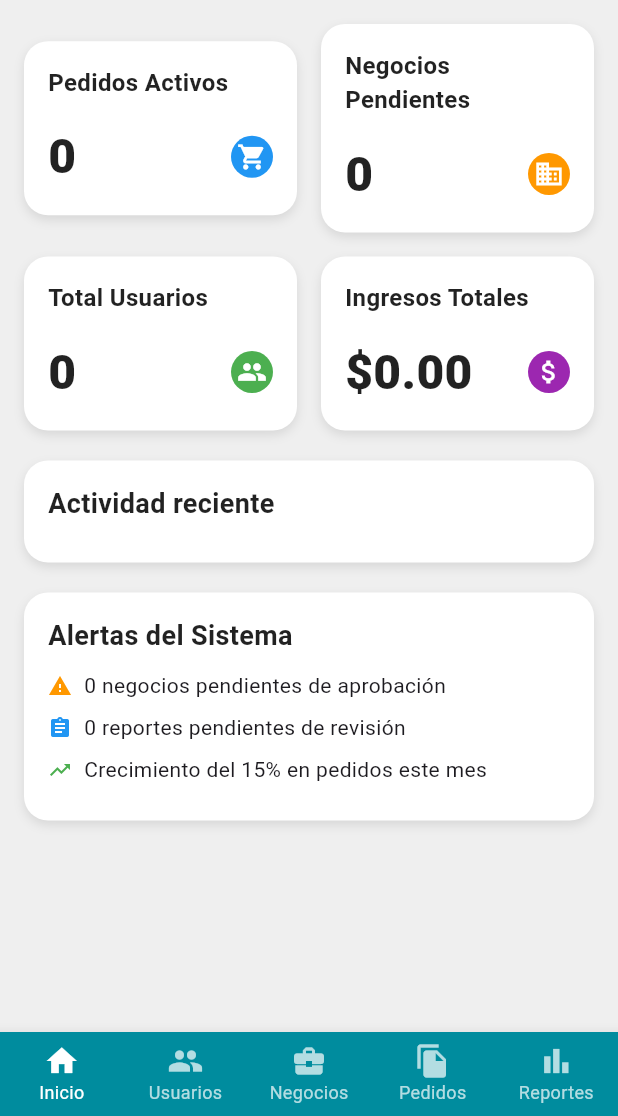
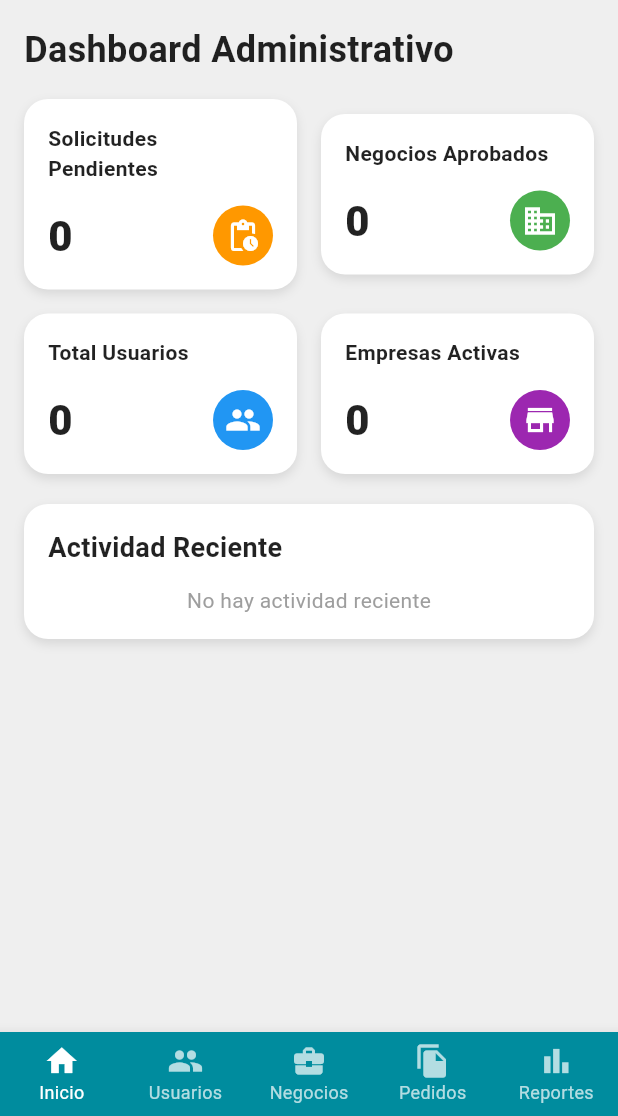
Before and after one commit to Johan11B/SuperFast, a Flutter app: the AdminPanel screen opened directly, on a phone screen of 412 x 824 dp, the part 120-1236 px from its top. Run offline on Flutter 3.47's test engine with Material 3 defaults, Android fonts, the phone set to English and light mode, and no system bars; our stand-ins replace cloud_firestore, firebase_auth, firebase_core, google_sign_in; accounts and stored records are empty.

Commit message:
Se puede aprobar empresas

```diff
--- a/lib/presentation/screens/admin/admin_panel.dart
+++ b/lib/presentation/screens/admin/admin_panel.dart
@@ -1,3 +1,4 @@
+// lib/presentation/screens/admin/admin_panel.dart
 import 'package:flutter/material.dart';
 import 'package:provider/provider.dart';
 import '../../viewmodels/admin_viewmodel.dart';
@@ -25,8 +26,9 @@ class _AdminPanelState extends State<AdminPanel> {
   @override
   void initState() {
     super.initState();
-    // Cargar datos del dashboard al iniciar
+    // Cargar datos del dashboard al iniciar - MEJORADO
     WidgetsBinding.instance.addPostFrameCallback((_) {
+      print('🚀 AdminPanel iniciado - Cargando datos...');
       context.read<AdminViewModel>().loadDashboardData();
     });
   }
@@ -77,11 +79,11 @@ class _AdminPanelState extends State<AdminPanel> {
                 ),
               ),
 
-              // Iconos (Lado Derecho) - CORREGIDO
+              // Iconos (Lado Derecho)
               Row(
                 mainAxisSize: MainAxisSize.min,
                 children: [
-                  // Icono de Analytics (Performance) - MÁS PEQUEÑO
+                  // Icono de Analytics (Performance)
                   IconButton(
                     icon: const Icon(Icons.analytics, color: Colors.white, size: 22),
                     onPressed: () {
@@ -90,7 +92,7 @@ class _AdminPanelState extends State<AdminPanel> {
                         MaterialPageRoute(builder: (_) => const PerformanceResultsPage()),
                       );
                     },
-                    tooltip: 'Rendimiento', // Texto al mantener presionado
+                    tooltip: 'Rendimiento',
                   ),
                   // Icono de Ajustes
                   IconButton(
@@ -116,7 +118,16 @@ class _AdminPanelState extends State<AdminPanel> {
 
       // Body con diferentes pantallas según el índice
       body: adminViewModel.isLoading
-          ? const Center(child: CircularProgressIndicator())
+          ? const Center(
+        child: Column(
+          mainAxisAlignment: MainAxisAlignment.center,
+          children: [
+            CircularProgressIndicator(),
+            SizedBox(height: 16),
+            Text('Cargando datos del panel...'),
+          ],
+        ),
+      )
           : _widgetOptions.elementAt(adminViewModel.selectedIndex),
 
       // Bottom Navigation Bar
@@ -126,7 +137,17 @@ class _AdminPanelState extends State<AdminPanel> {
         selectedItemColor: Colors.white,
         unselectedItemColor: Colors.white.withOpacity(0.7),
         currentIndex: adminViewModel.selectedIndex,
-        onTap: (index) => adminViewModel.changeTab(index),
+        onTap: (index) {
+          adminViewModel.changeTab(index);
+          // Cargar datos específicos cuando se cambia de pestaña
+          if (index == 2) { // Pestaña de negocios
+            print('📊 Cambiando a pestaña de negocios - Recargando datos...');
+            context.read<AdminViewModel>().loadBusinesses();
+          } else if (index == 1) { // Pestaña de usuarios
+            print('👥 Cambiando a pestaña de usuarios - Recargando datos...');
+            context.read<AdminViewModel>().loadUsers();
+          }
+        },
         selectedFontSize: 12,
         unselectedFontSize: 12,
         items: const [
@@ -140,7 +161,7 @@ class _AdminPanelState extends State<AdminPanel> {
     );
   }
 
-  // Widgets para las diferentes pantallas - ACTUALIZADO
+  // Widgets para las diferentes pantallas
   final List<Widget> _widgetOptions = <Widget>[
     const _AdminDashboardContent(),
     const AdminUsersScreen(),
@@ -150,7 +171,7 @@ class _AdminPanelState extends State<AdminPanel> {
   ];
 }
 
-// CONTENIDO DEL DASHBOARD - MEJORADO
+// CONTENIDO DEL DASHBOARD
 class _AdminDashboardContent extends StatelessWidget {
   const _AdminDashboardContent();
 
@@ -167,26 +188,37 @@ class _AdminDashboardContent extends StatelessWidget {
       child: Column(
         crossAxisAlignment: CrossAxisAlignment.start,
         children: [
-          // Sección de Estadísticas - MEJORADA
+          // Título
+          const Text(
+            'Dashboard Administrativo',
+            style: TextStyle(
+              fontSize: 24,
+              fontWeight: FontWeight.bold,
+              color: Colors.black87,
+            ),
+          ),
+          const SizedBox(height: 16),
+
+          // Sección de Estadísticas
           Row(
             mainAxisAlignment: MainAxisAlignment.spaceBetween,
             children: [
               Expanded(
                 child: _StatBox(
-                  title: "Pedidos Activos",
-                  value: stats['activeOrders'].toString(),
-                  icon: Icons.shopping_cart,
-                  color: Colors.blue,
+                  title: "Solicitudes Pendientes",
+                  value: stats['pendingBusinesses'].toString(),
+                  icon: Icons.pending_actions,
+                  color: Colors.orange,
                   primaryColor: primaryColor,
                 ),
               ),
               const SizedBox(width: 16),
               Expanded(
                 child: _StatBox(
-                  title: "Negocios Pendientes",
-                  value: stats['pendingBusinesses'].toString(),
+                  title: "Negocios Aprobados",
+                  value: stats['approvedBusinesses'].toString(),
                   icon: Icons.business,
-                  color: Colors.orange,
+                  color: Colors.green,
                   primaryColor: primaryColor,
                 ),
               ),
@@ -201,16 +233,16 @@ class _AdminDashboardContent extends StatelessWidget {
                   title: "Total Usuarios",
                   value: stats['totalUsers'].toString(),
                   icon: Icons.people,
-                  color: Colors.green,
+                  color: Colors.blue,
                   primaryColor: primaryColor,
                 ),
               ),
               const SizedBox(width: 16),
               Expanded(
                 child: _StatBox(
-                  title: "Ingresos Totales",
-                  value: "\$${stats['totalRevenue'].toStringAsFixed(2)}",
-                  icon: Icons.attach_money,
+                  title: "Empresas Activas",
+                  value: stats['businessUsers'].toString(),
+                  icon: Icons.store,
                   color: Colors.purple,
                   primaryColor: primaryColor,
                 ),
@@ -219,60 +251,53 @@ class _AdminDashboardContent extends StatelessWidget {
           ),
           const SizedBox(height: 20),
 
-          // Tarjeta de Actividad Reciente - MEJORADA
+          // Tarjeta de Actividad Reciente
           _buildCard(
             context,
-            title: "Actividad reciente",
-            content: Column(
+            title: "Actividad Reciente",
+            content: activities.isEmpty
+                ? const Center(
+              child: Text(
+                'No hay actividad reciente',
+                style: TextStyle(color: Colors.grey),
+              ),
+            )
+                : Column(
               crossAxisAlignment: CrossAxisAlignment.start,
               children: activities.map((activity) {
                 return Padding(
-                  padding: const EdgeInsets.only(bottom: 8.0),
+                  padding: const EdgeInsets.only(bottom: 12.0),
                   child: Row(
                     children: [
                       Icon(
                         _getActivityIcon(activity['type']),
                         color: _getActivityColor(activity['type']),
-                        size: 16,
+                        size: 20,
                       ),
-                      const SizedBox(width: 8),
+                      const SizedBox(width: 12),
                       Expanded(
-                        child: Text(
+                        child: Column(
+                          crossAxisAlignment: CrossAxisAlignment.start,
+                          children: [
+                            Text(
                               activity['message'],
                               style: const TextStyle(fontSize: 14),
+                            ),
+                            const SizedBox(height: 4),
+                            Text(
+                              'Hace unos momentos',
+                              style: TextStyle(
+                                fontSize: 12,
+                                color: Colors.grey[600],
+                              ),
+                            ),
+                          ],
                         ),
                       ),
                     ],
                   ),
                 );
               }).toList(),
-            ),
-          ),
-          const SizedBox(height: 20),
-
-          // Tarjeta de Alertas - MEJORADA
-          _buildCard(
-            context,
-            title: "Alertas del Sistema",
-            content: Column(
-              crossAxisAlignment: CrossAxisAlignment.start,
-              children: [
-                _buildAlertItem(
-                  Icons.warning,
-                  Colors.orange,
-                  "${stats['pendingBusinesses']} negocios pendientes de aprobación",
-                ),
-                _buildAlertItem(
-                  Icons.assignment,
-                  Colors.blue,
-                  "${stats['pendingReports']} reportes pendientes de revisión",
-                ),
-                _buildAlertItem(
-                  Icons.trending_up,
-                  Colors.green,
-                  "Crecimiento del 15% en pedidos este mes",
-                ),
-              ],
             ),
           ),
         ],
@@ -282,7 +307,7 @@ class _AdminDashboardContent extends StatelessWidget {
 
   IconData _getActivityIcon(String type) {
     switch (type) {
-      case 'user': return Icons.person;
+      case 'user': return Icons.person_add;
       case 'business': return Icons.business;
       case 'order': return Icons.shopping_cart;
       default: return Icons.notifications;
@@ -296,24 +321,6 @@ class _AdminDashboardContent extends StatelessWidget {
       case 'order': return Colors.green;
       default: return Colors.grey;
     }
-  }
-
-  Widget _buildAlertItem(IconData icon, Color color, String text) {
-    return Padding(
-      padding: const EdgeInsets.only(bottom: 8.0),
-      child: Row(
-        children: [
-          Icon(icon, color: color, size: 16),
-          const SizedBox(width: 8),
-          Expanded(
-            child: Text(
-              text,
-              style: const TextStyle(fontSize: 14),
-            ),
-          ),
-        ],
-      ),
-    );
   }
 
   Widget _buildCard(BuildContext context, {required String title, required Widget content}) {
@@ -342,7 +349,7 @@ class _AdminDashboardContent extends StatelessWidget {
               color: Colors.black87,
             ),
           ),
-          const SizedBox(height: 10),
+          const SizedBox(height: 12),
           content,
         ],
       ),
@@ -350,7 +357,7 @@ class _AdminDashboardContent extends StatelessWidget {
   }
 }
 
-// CAJA DE ESTADÍSTICAS - MANTENIDO
+// CAJA DE ESTADÍSTICAS
 class _StatBox extends StatelessWidget {
   final String title;
   final String value;
@@ -388,7 +395,7 @@ class _StatBox extends StatelessWidget {
             title,
             style: const TextStyle(
               fontWeight: FontWeight.bold,
-              fontSize: 16,
+              fontSize: 14,
               color: Colors.black87,
             ),
           ),
@@ -399,20 +406,19 @@ class _StatBox extends StatelessWidget {
               Text(
                 value,
                 style: const TextStyle(
-                    fontSize: 32,
+                  fontSize: 28,
                   fontWeight: FontWeight.w900,
                   color: Colors.black87,
-                  )
+                ),
               ),
               Container(
                 decoration: BoxDecoration(
                   color: color,
                   borderRadius: BorderRadius.circular(50),
                 ),
-                padding: const EdgeInsets.all(4),
-                child: Icon(icon, color: Colors.white, size: 20),
+                padding: const EdgeInsets.all(8),
+                child: Icon(icon, color: Colors.white, size: 24),
               ),
-
             ],
           ),
         ],
--- a/lib/presentation/viewmodels/admin_viewmodel.dart
+++ b/lib/presentation/viewmodels/admin_viewmodel.dart
@@ -1,9 +1,8 @@
-// lib/presentation/viewmodels/admin_viewmodel.dart - VERSIÓN CORREGIDA
+// lib/presentation/viewmodels/admin_viewmodel.dart
 import 'package:flutter/foundation.dart';
 import '../../core/services/business_registration_service.dart';
 import '../../core/services/user_service.dart';
 import '../../domain/entities/user_entity.dart';
-import '../../domain/entities/business_entity.dart'; // AÑADIR ESTO
 
 class AdminViewModel extends ChangeNotifier {
   final BusinessRegistrationService _businessService = BusinessRegistrationService();
@@ -12,28 +11,28 @@ class AdminViewModel extends ChangeNotifier {
   // Estados
   int _selectedIndex = 0;
   bool _isLoading = false;
+  bool _isLoadingBusinesses = false;
   String _errorMessage = '';
-  List<BusinessEntity> _pendingBusinesses = []; // CAMBIADO A BusinessEntity
-  List<BusinessEntity> _approvedBusinesses = []; // CAMBIADO A BusinessEntity
-  List<UserEntity> _users = []; // CAMBIADO A UserEntity
+  List<Map<String, dynamic>> _pendingBusinesses = [];
+  List<Map<String, dynamic>> _approvedBusinesses = [];
+  List<UserEntity> _users = [];
   String _businessSearch = '';
   String _userSearch = '';
 
-  // Getters CORREGIDOS
+  // Getters
   int get selectedIndex => _selectedIndex;
   bool get isLoading => _isLoading;
+  bool get isLoadingBusinesses => _isLoadingBusinesses;
   String get errorMessage => _errorMessage;
-  List<BusinessEntity> get pendingBusinesses => _filterBusinesses(_pendingBusinesses); // CAMBIADO
-  List<BusinessEntity> get businesses => _filterBusinesses(_approvedBusinesses); // CAMBIADO
-  List<UserEntity> get users => _filterUsers(_users); // CAMBIADO
+  List<Map<String, dynamic>> get pendingBusinesses => _filterBusinesses(_pendingBusinesses);
+  List<Map<String, dynamic>> get businesses => _filterBusinesses(_approvedBusinesses);
+  List<UserEntity> get users => _filterUsers(_users);
 
-  // Métodos para cambiar pestaña
   void changeTab(int index) {
     _selectedIndex = index;
     notifyListeners();
   }
 
-  // Métodos de búsqueda
   void updateBusinessSearch(String query) {
     _businessSearch = query.toLowerCase();
     notifyListeners();
@@ -44,13 +43,12 @@ class AdminViewModel extends ChangeNotifier {
     notifyListeners();
   }
 
-  // Filtros CORREGIDOS
-  List<BusinessEntity> _filterBusinesses(List<BusinessEntity> list) {
+  List<Map<String, dynamic>> _filterBusinesses(List<Map<String, dynamic>> list) {
     if (_businessSearch.isEmpty) return list;
     return list.where((business) =>
-    business.name.toLowerCase().contains(_businessSearch) ||
-        business.email.toLowerCase().contains(_businessSearch) ||
-        business.category.toLowerCase().contains(_businessSearch)
+    business['businessName']?.toString().toLowerCase().contains(_businessSearch) == true ||
+        business['userEmail']?.toString().toLowerCase().contains(_businessSearch) == true ||
+        business['category']?.toString().toLowerCase().contains(_businessSearch) == true
     ).toList();
   }
 
@@ -64,75 +62,95 @@ class AdminViewModel extends ChangeNotifier {
 
   // Cargar datos del dashboard
   Future<void> loadDashboardData() async {
+    if (_isLoading) return;
+
     _isLoading = true;
+    _errorMessage = '';
     notifyListeners();
 
     try {
       await Future.wait([
-        loadPendingBusinesses(), // CAMBIADO
+        loadPendingBusinesses(),
         loadApprovedBusinesses(),
         loadUsers(),
       ]);
+      print('✅ Dashboard data cargado exitosamente');
     } catch (e) {
       _errorMessage = 'Error cargando datos: $e';
+      print('❌ Error cargando dashboard data: $e');
     } finally {
       _isLoading = false;
       notifyListeners();
     }
   }
 
-  // Cargar negocios pendientes - NUEVO MÉTODO
+  // Cargar negocios pendientes
   Future<void> loadPendingBusinesses() async {
     try {
-      final registrations = await _businessService.getPendingRegistrations();
-      _pendingBusinesses = registrations.map((map) => BusinessEntity.fromMap(map)).toList();
+      _pendingBusinesses = await _businessService.getPendingRegistrations();
       _errorMessage = '';
     } catch (e) {
       _errorMessage = 'Error cargando negocios pendientes: $e';
+      _pendingBusinesses = [];
     }
     notifyListeners();
   }
 
-  // Cargar negocios aprobados - CORREGIDO
+  // Cargar negocios aprobados
   Future<void> loadApprovedBusinesses() async {
     try {
-      final businesses = await _businessService.getApprovedBusinesses();
-      _approvedBusinesses = businesses.map((map) => BusinessEntity.fromMap(map)).toList();
+      _approvedBusinesses = await _businessService.getApprovedBusinesses();
       _errorMessage = '';
     } catch (e) {
       _errorMessage = 'Error cargando negocios aprobados: $e';
+      _approvedBusinesses = [];
     }
     notifyListeners();
   }
 
-  // Cargar usuarios - CORREGIDO
+  // Cargar usuarios
   Future<void> loadUsers() async {
     try {
       _users = await _userService.getAllUsers();
       _errorMessage = '';
     } catch (e) {
       _errorMessage = 'Error cargando usuarios: $e';
+      _users = [];
     }
     notifyListeners();
   }
 
-  // Método para cargar todos los negocios (usado en businesses screen)
+  // Método para cargar todos los negocios
   Future<void> loadBusinesses() async {
-    await Future.wait([
-      loadPendingBusinesses(),
-      loadApprovedBusinesses(),
-    ]);
+    if (_isLoadingBusinesses) return;
+
+    _isLoadingBusinesses = true;
+    _errorMessage = '';
+    notifyListeners();
+
+    try {
+      await Future.wait([
+        loadPendingBusinesses(),
+        loadApprovedBusinesses(),
+      ]);
+      print('✅ Todos los negocios cargados exitosamente');
+    } catch (e) {
+      _errorMessage = 'Error cargando negocios: $e';
+      print('❌ Error cargando negocios: $e');
+    } finally {
+      _isLoadingBusinesses = false;
+      notifyListeners();
+    }
   }
 
-  // Aprobar negocio - CORREGIDO
+  // Aprobar negocio
   Future<void> approveBusiness(String businessId) async {
     _isLoading = true;
     notifyListeners();
 
     try {
       await _businessService.approveBusinessRegistration(businessId);
-      await loadPendingBusinesses();
-      await loadApprovedBusinesses();
+      await loadBusinesses(); // Recargar ambos tipos de negocios
       await loadUsers(); // Para actualizar roles si es necesario
       _errorMessage = '';
     } catch (e) {
@@ -143,14 +161,14 @@ class AdminViewModel extends ChangeNotifier {
     }
   }
 
-  // Rechazar negocio - CORREGIDO
+  // Rechazar negocio
   Future<void> rejectBusiness(String businessId) async {
     _isLoading = true;
     notifyListeners();
 
     try {
       await _businessService.rejectBusinessRegistration(businessId);
-      await loadPendingBusinesses();
+      await loadPendingBusinesses(); // Solo recargar pendientes
       _errorMessage = '';
     } catch (e) {
       _errorMessage = 'Error rechazando negocio: $e';
@@ -160,14 +178,14 @@ class AdminViewModel extends ChangeNotifier {
     }
   }
 
-  // Suspender negocio - CORREGIDO
+  // Suspender negocio
   Future<void> suspendBusiness(String businessId) async {
     _isLoading = true;
     notifyListeners();
 
     try {
       await _businessService.suspendBusiness(businessId);
-      await loadApprovedBusinesses();
+      await loadApprovedBusinesses(); // Solo recargar aprobados
       _errorMessage = '';
     } catch (e) {
       _errorMessage = 'Error suspendiendo negocio: $e';
@@ -177,14 +195,14 @@ class AdminViewModel extends ChangeNotifier {
     }
   }
 
-  // Activar negocio - CORREGIDO
+  // Activar negocio
   Future<void> activateBusiness(String businessId) async {
     _isLoading = true;
     notifyListeners();
 
     try {
       await _businessService.activateBusiness(businessId);
-      await loadApprovedBusinesses();
+      await loadApprovedBusinesses(); // Solo recargar aprobados
       _errorMessage = '';
     } catch (e) {
       _errorMessage = 'Error activando negocio: $e';
@@ -194,14 +212,14 @@ class AdminViewModel extends ChangeNotifier {
     }
   }
 
-  // Eliminar negocio - CORREGIDO
+  // Eliminar negocio
   Future<void> deleteBusiness(String businessId) async {
     _isLoading = true;
     notifyListeners();
 
     try {
       await _businessService.deleteBusiness(businessId);
-      await loadApprovedBusinesses();
+      await loadApprovedBusinesses(); // Solo recargar aprobados
       _errorMessage = '';
     } catch (e) {
       _errorMessage = 'Error eliminando negocio: $e';
@@ -211,7 +229,7 @@ class AdminViewModel extends ChangeNotifier {
     }
   }
 
-  // Cambiar rol de usuario - CORREGIDO
+  // Cambiar rol de usuario
   Future<void> changeUserRole(String userId, String newRole) async {
     _isLoading = true;
     notifyListeners();
@@ -228,7 +246,7 @@ class AdminViewModel extends ChangeNotifier {
     }
   }
 
-  // Eliminar usuario - CORREGIDO
+  // Eliminar usuario
   Future<void> deleteUser(String userId) async {
     _isLoading = true;
     notifyListeners();
@@ -245,7 +263,7 @@ class AdminViewModel extends ChangeNotifier {
     }
   }
 
-  // Métodos para el dashboard - CORREGIDOS
+  // Métodos para el dashboard
   Map<String, dynamic> getDashboardStats() {
     return {
       'pendingBusinesses': _pendingBusinesses.length,
@@ -254,9 +272,9 @@ class AdminViewModel extends ChangeNotifier {
       'activeUsers': _users.where((user) => user.role == 'user').length,
       'businessUsers': _users.where((user) => user.role == 'business').length,
       'adminUsers': _users.where((user) => user.role == 'admin').length,
-      'activeOrders': 0, // Placeholder
-      'totalRevenue': 0.0, // Placeholder
-      'pendingReports': 0, // Placeholder
+      'activeOrders': 0,
+      'totalRevenue': 0.0,
+      'pendingReports': 0,
     };
   }
 
@@ -267,7 +285,7 @@ class AdminViewModel extends ChangeNotifier {
     for (final business in _pendingBusinesses.take(3)) {
       activities.add({
         'type': 'business',
-        'message': 'Nueva solicitud: ${business.name}',
+        'message': 'Nueva solicitud: ${business['businessName']}',
         'time': DateTime.now(),
       });
     }
@@ -283,4 +301,10 @@ class AdminViewModel extends ChangeNotifier {
 
     return activities;
   }
+
+  // Limpiar errores
+  void clearError() {
+    _errorMessage = '';
+    notifyListeners();
+  }
 }
```
Also changed, not shown: lib/core/services/business_registration_service.dart (+96 -26 lines), lib/presentation/screens/admin/admin_businesses_screen.dart (+207 -74 lines), pubspec.lock. Lines whose indentation alone changed are shown as unchanged.
